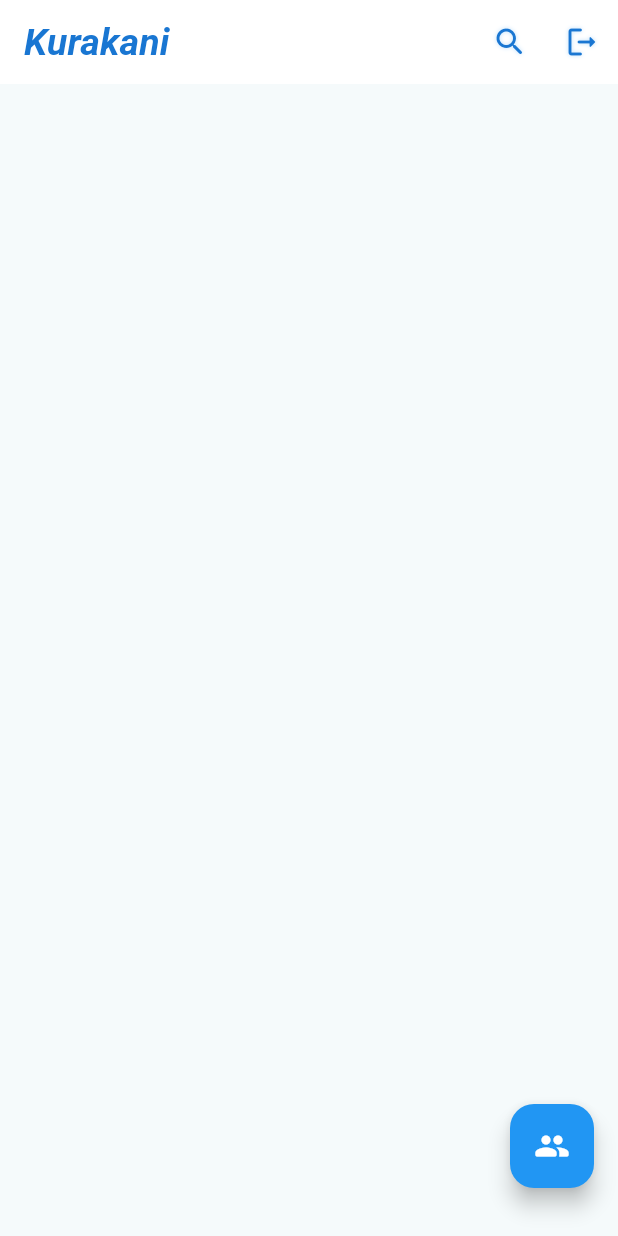
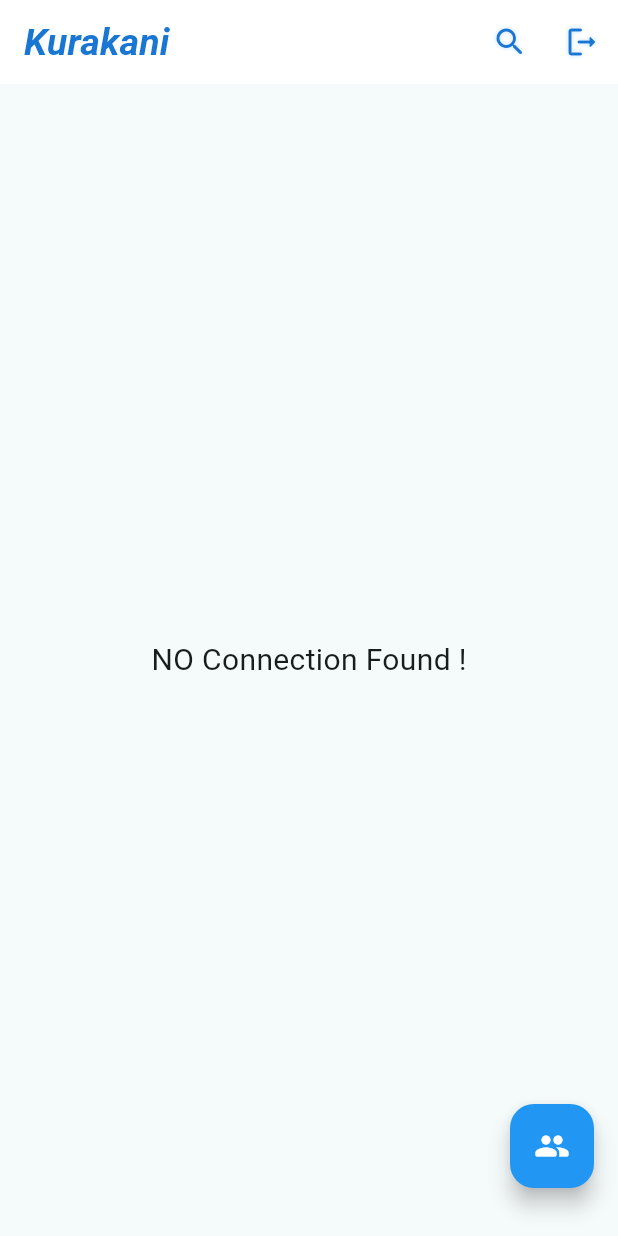
Before and after one commit to puskottampandey/Chat-App, a Flutter app: the HomeScreen screen opened directly, on a phone screen of 412 x 824 dp. Run offline on Flutter 3.47's test engine with Material 2 defaults, Android fonts, the phone set to English and light mode, and no system bars; our stand-ins replace cloud_firestore, connectivity, firebase_auth, firebase_core, google_sign_in; accounts and stored records are empty.

Commit message:
Cloud firestore

```diff
--- a/lib/screens/home_screen.dart
+++ b/lib/screens/home_screen.dart
@@ -58,7 +58,7 @@ class _HomeScreenState extends State<HomeScreen> {
                   data?.map((e) => ChatUser.fromJson(e.data())).toList() ?? [];
             } else
               Center(child: CircularProgressIndicator());
-
+            if (list.isNotEmpty) {
               return ListView.builder(
                   physics: BouncingScrollPhysics(),
                   itemCount: list.length,
@@ -67,6 +67,13 @@ class _HomeScreenState extends State<HomeScreen> {
                       user: list[index],
                     );
                   });
+            } else {
+              return Center(
+                  child: Text(
+                "NO Connection Found !",
+                style: TextStyle(fontSize: 20),
+              ));
+            }
           }),
         ),
       ),
--- a/lib/widgets/chat_user_card.dart
+++ b/lib/widgets/chat_user_card.dart
@@ -21,7 +21,10 @@ class _ChatUserCardState extends State<ChatUserCard> {
         onTap: () {},
         child: ListTile(
           leading: CircleAvatar(
-            child: Icon(Icons.person),
+            child: Image.network(
+              widget.user.image.toString(),
+              fit: BoxFit.cover,
+            ),
           ),
           title: Text(widget.user.name.toString()),
           subtitle: Text(
```
Lines whose indentation alone changed are shown as unchanged.
